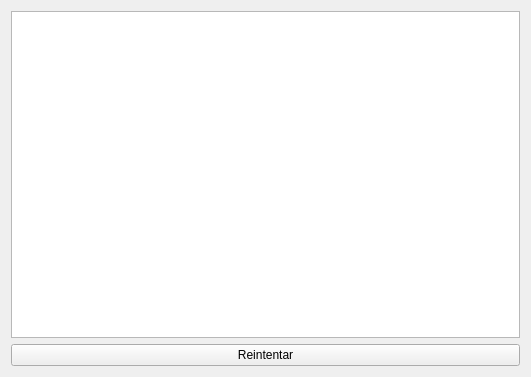
estebanrodriguezo/Dinosaur, file Dinosaurio/escena.ui: the form before one commit.
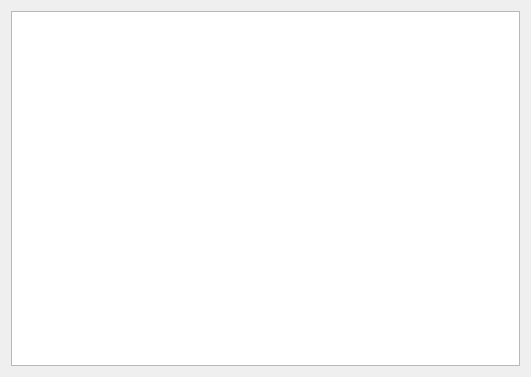
The form after the commit.

Patch:
```diff
--- a/Dinosaurio/escena.ui
+++ b/Dinosaurio/escena.ui
@@ -17,25 +17,6 @@
    <item row="0" column="0">
     <widget class="QGraphicsView" name="graphicsView"/>
    </item>
-   <item row="1" column="0">
-    <widget class="QPushButton" name="btn_reintentar">
-     <property name="text">
-      <string>Reintentar</string>
-     </property>
-     <property name="checkable">
-      <bool>false</bool>
-     </property>
-     <property name="checked">
-      <bool>false</bool>
-     </property>
-     <property name="autoRepeat">
-      <bool>false</bool>
-     </property>
-     <property name="autoExclusive">
-      <bool>false</bool>
-     </property>
-    </widget>
-   </item>
   </layout>
  </widget>
  <resources/>
```
